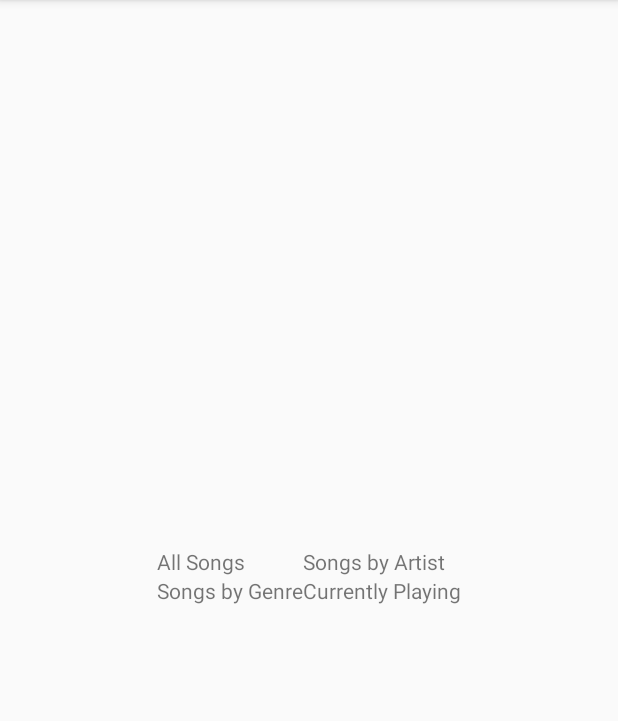
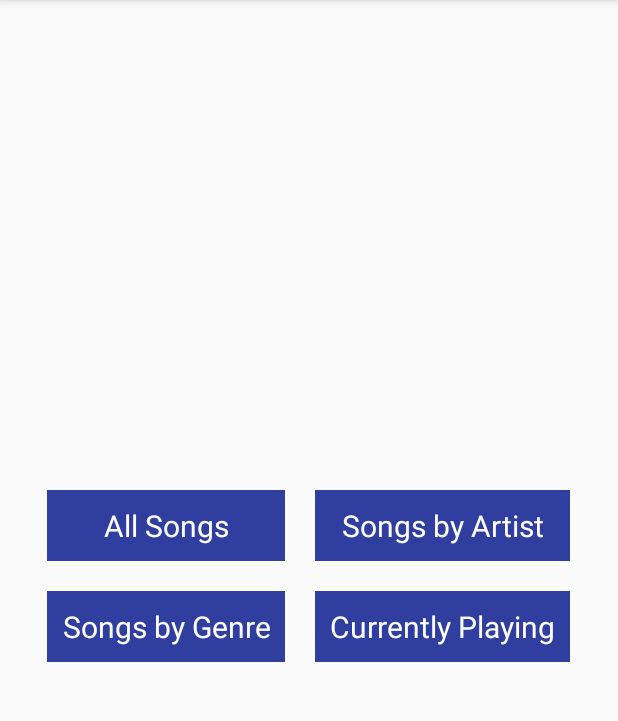
Before and after one commit to Shaddyjr/GenericMusicApp, an Android app: the screen it shows after launch (MainActivity), on a phone screen of 412 x 824 dp, the part 84-805 px from its top. Run offline under Robolectric (Android 15) with nearby library versions, the phone set to English and light mode, and no system bars.

Commit message:
stylig gridlayout

```diff
--- a/app/build.gradle
+++ b/app/build.gradle
@@ -21,7 +21,6 @@ android {
 dependencies {
     implementation fileTree(include: ['*.jar'], dir: 'libs')
     implementation 'com.android.support:appcompat-v7:27.1.1'
-    implementation 'com.android.support.constraint:constraint-layout:1.1.0'
     testImplementation 'junit:junit:4.12'
     androidTestImplementation 'com.android.support.test:runner:1.0.2'
     androidTestImplementation 'com.android.support.test.espresso:espresso-core:3.0.2'
--- a/app/src/main/java/com/example/asc_guest/genericmusicapp/GenreAdapter.java
+++ b/app/src/main/java/com/example/asc_guest/genericmusicapp/GenreAdapter.java
@@ -1,6 +1,7 @@
 package com.example.asc_guest.genericmusicapp;
 
 import android.app.Activity;
+import android.content.Intent;
 import android.graphics.drawable.Drawable;
 import android.graphics.drawable.GradientDrawable;
 import android.support.annotation.NonNull;
--- a/app/src/main/res/layout/activity_main.xml
+++ b/app/src/main/res/layout/activity_main.xml
@@ -1,39 +1,30 @@
 <?xml version="1.0" encoding="utf-8"?>
 <GridLayout
+    style="@style/mainContainer"
     xmlns:android="http://schemas.android.com/apk/res/android"
-    xmlns:tools="http://schemas.android.com/tools"
-    android:layout_width="wrap_content"
-    android:layout_height="wrap_content"
-    android:columnCount="2"
-    android:rowCount="2"
-    android:layout_gravity="center"
-    tools:context=".MainActivity">
+    >
 
     <TextView
         android:id="@+id/allSongs"
-        android:layout_width="wrap_content"
-        android:layout_height="wrap_content"
+        style="@style/centerBlock"
         android:text="@string/allSongsActivity"
          />
 
     <TextView
         android:id="@+id/byArtist"
-        android:layout_width="wrap_content"
-        android:layout_height="wrap_content"
+        style="@style/centerBlock"
         android:text="@string/artistActivity_name"
         />
 
     <TextView
         android:id="@+id/byGenre"
-        android:layout_width="wrap_content"
-        android:layout_height="wrap_content"
+        style="@style/centerBlock"
         android:text="@string/genreActivity_name"
         />
 
     <TextView
         android:id="@+id/randomSong"
-        android:layout_width="wrap_content"
-        android:layout_height="wrap_content"
+        style="@style/centerBlock"
         android:text="@string/playingSongActivity_name"
         />
 
--- a/app/src/main/res/values/styles.xml
+++ b/app/src/main/res/values/styles.xml
@@ -7,6 +7,28 @@
         <item name="colorPrimaryDark">@color/colorPrimaryDark</item>
         <item name="colorAccent">@color/colorAccent</item>
     </style>
+
+    <!--Main Activity-->
+    <style name="mainContainer">
+        <item name="android:layout_width">wrap_content</item>
+        <item name="android:layout_height">wrap_content</item>
+        <item name="android:columnCount">2</item>
+        <item name="android:rowCount">2</item>
+        <item name="android:layout_gravity">center</item>
+    </style>
+
+    <style name="centerBlock">
+        <item name="android:layout_width">wrap_content</item>
+        <item name="android:layout_height">wrap_content</item>
+        <item name="android:padding">10dp</item>
+        <item name="android:layout_gravity">fill_horizontal</item>
+        <item name="android:textSize">20sp</item>
+        <item name="android:layout_margin">10dp</item>
+        <item name="android:textAlignment">center</item>
+        <item name="android:background">@color/colorPrimaryDark</item>
+        <item name="android:textColor">@color/lightText</item>
+    </style>
+    <!--End of Main Activity-->
 
     <!--Single song-->
     <style name="singleSongContainer">
```
